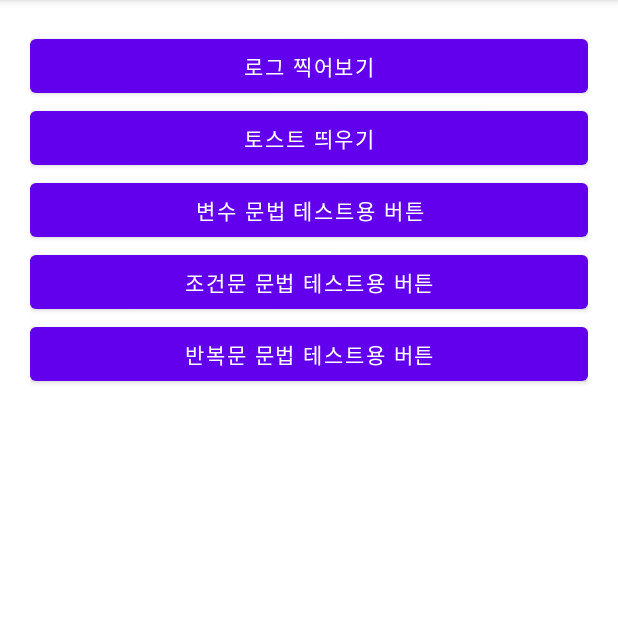
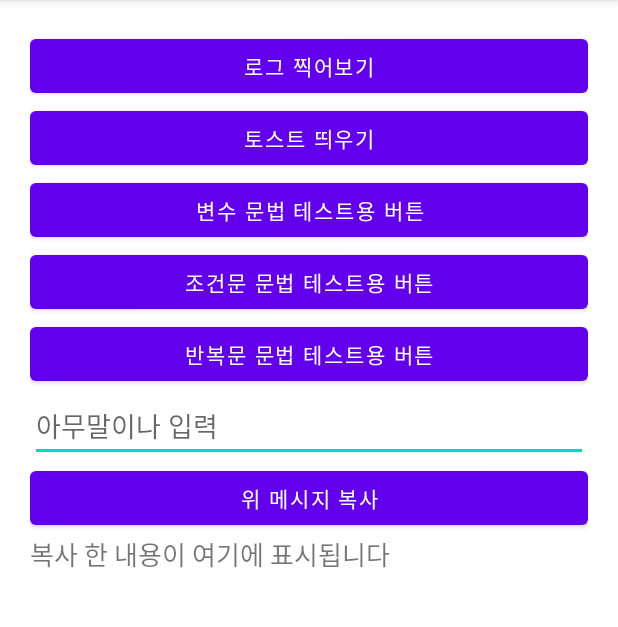
Before and after one commit to LIM-BAEK-SAN/KotlinBasic_20220516, an Android app: the screen it shows after launch (MainActivity), on a phone screen of 412 x 824 dp, the part 84-711 px from its top. Run offline under Robolectric (Android 15) with nearby library versions, the phone set to English and light mode, and no system bars.

Commit message:
UI 코틀린으로 조작하기 - 연습환경 세팅

```diff
--- a/app/src/main/res/layout/activity_main.xml
+++ b/app/src/main/res/layout/activity_main.xml
@@ -37,4 +37,24 @@
         android:layout_width="match_parent"
         android:layout_height="wrap_content"
         android:text="반복문 문법 테스트용 버튼"/>
+
+    <EditText
+        android:id="@+id/edtMessage"
+        android:layout_width="match_parent"
+        android:layout_height="wrap_content"
+        android:hint="아무말이나 입력"/>
+
+    <Button
+        android:id="@+id/btnCopy"
+        android:layout_width="match_parent"
+        android:layout_height="wrap_content"
+        android:text="위 메시지 복사"/>
+
+    <TextView
+        android:id="@+id/txtMessage"
+        android:layout_gravity="center"
+        android:layout_width="match_parent"
+        android:layout_height="wrap_content"
+        android:text="복사 한 내용이 여기에 표시됩니다"
+        android:textSize="17sp"/>
 </LinearLayout>
```
